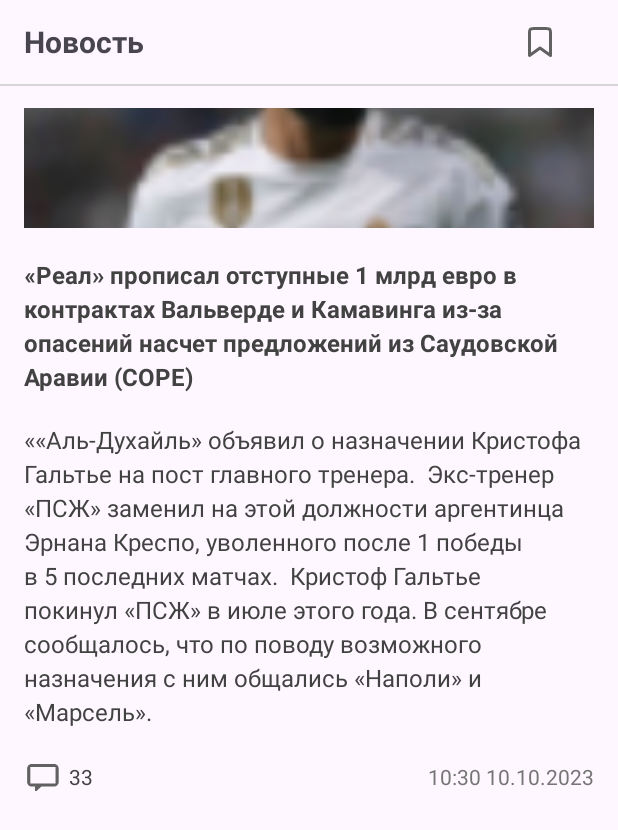
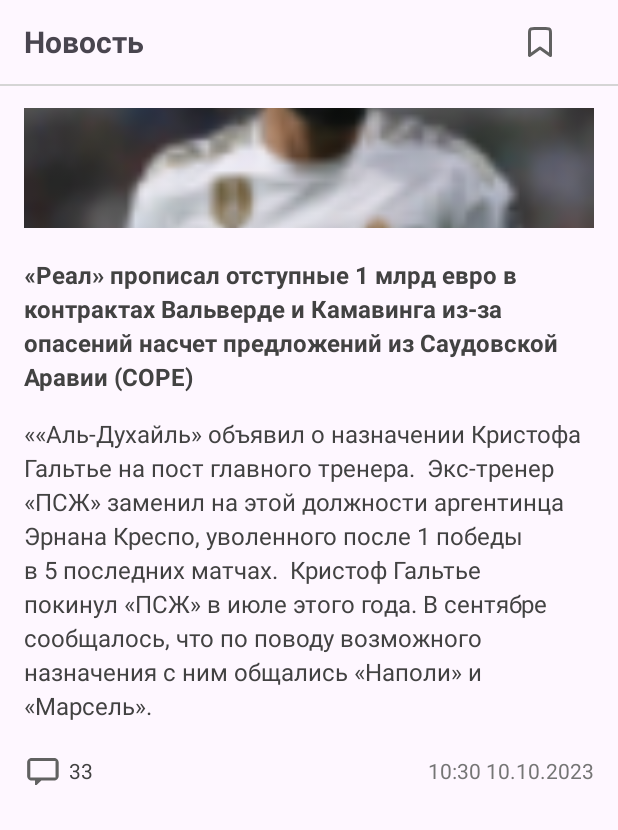
Before and after one commit to sergeygap/SportNews, an Android app: the layout fragment_news_details.xml on its own in the app's theme, with its tools: preview values and no code run, on a phone screen of 412 x 824 dp. Shown: the top 830 px of the screen. Run offline under Robolectric (Android 15) with nearby library versions, the phone set to English and light mode, and no system bars; network calls fail; Roboto replaces fonts that are not available here.

```diff
--- a/app/src/main/res/layout/fragment_news_details.xml
+++ b/app/src/main/res/layout/fragment_news_details.xml
@@ -1,9 +1,18 @@
 <?xml version="1.0" encoding="utf-8"?>
-<androidx.constraintlayout.widget.ConstraintLayout xmlns:android="http://schemas.android.com/apk/res/android"
+<ScrollView xmlns:android="http://schemas.android.com/apk/res/android"
     xmlns:app="http://schemas.android.com/apk/res-auto"
     xmlns:tools="http://schemas.android.com/tools"
     android:layout_width="match_parent"
-    android:layout_height="match_parent">
+    android:layout_height="match_parent"
+    android:fillViewport="true">
+
+    <androidx.constraintlayout.widget.ConstraintLayout
+        android:layout_width="match_parent"
+        android:layout_height="0dp"
+        android:orientation="vertical"
+        app:layout_constraintBottom_toBottomOf="parent"
+        app:layout_constraintTop_toTopOf="parent">
+
 
         <androidx.appcompat.widget.Toolbar
             android:id="@+id/mainToolbarCommunication"
@@ -46,9 +55,12 @@
             android:layout_width="wrap_content"
             android:layout_height="wrap_content"
             android:layout_marginTop="20dp"
+            android:layout_marginBottom="24dp"
             android:contentDescription="@string/count_of_comments"
+            app:layout_constraintBottom_toBottomOf="parent"
             app:layout_constraintStart_toStartOf="@+id/tvBodyNews"
             app:layout_constraintTop_toBottomOf="@+id/tvBodyNews"
+            app:layout_constraintVertical_bias="0.0"
             app:srcCompat="@drawable/comment" />
 
         <TextView
@@ -81,7 +93,6 @@
             android:layout_height="wrap_content"
             android:layout_marginHorizontal="16dp"
             android:layout_marginTop="16dp"
-        android:layout_marginBottom="16dp"
             android:background="@drawable/photo_perimetr"
             android:contentDescription="@string/news_description"
             android:scaleType="centerCrop"
@@ -111,12 +122,13 @@
             android:id="@+id/tvBodyNews"
             android:layout_width="0dp"
             android:layout_height="wrap_content"
+            android:layout_marginTop="16dp"
             android:fontFamily="@font/roboto_medium"
             android:lineSpacingMultiplier="1.2"
             android:textColor="@color/black_text"
             android:textSize="16sp"
-        android:layout_marginTop="20dp"
             app:layout_constraintEnd_toEndOf="@+id/imageViewContent"
+            app:layout_constraintHorizontal_bias="1.0"
             app:layout_constraintStart_toStartOf="@+id/imageViewContent"
             app:layout_constraintTop_toBottomOf="@+id/tvTitle"
             tools:text="««Аль-Духайль» объявил о назначении Кристофа Гальтье на пост главного тренера.
@@ -127,3 +139,4 @@
 
 
     </androidx.constraintlayout.widget.ConstraintLayout>
+</ScrollView>
```
Also changed, not shown: app/src/main/java/com/gap/sportnews/data/mapper/Mapper.kt (+42 -6 lines). Lines whose indentation alone changed are shown as unchanged.
